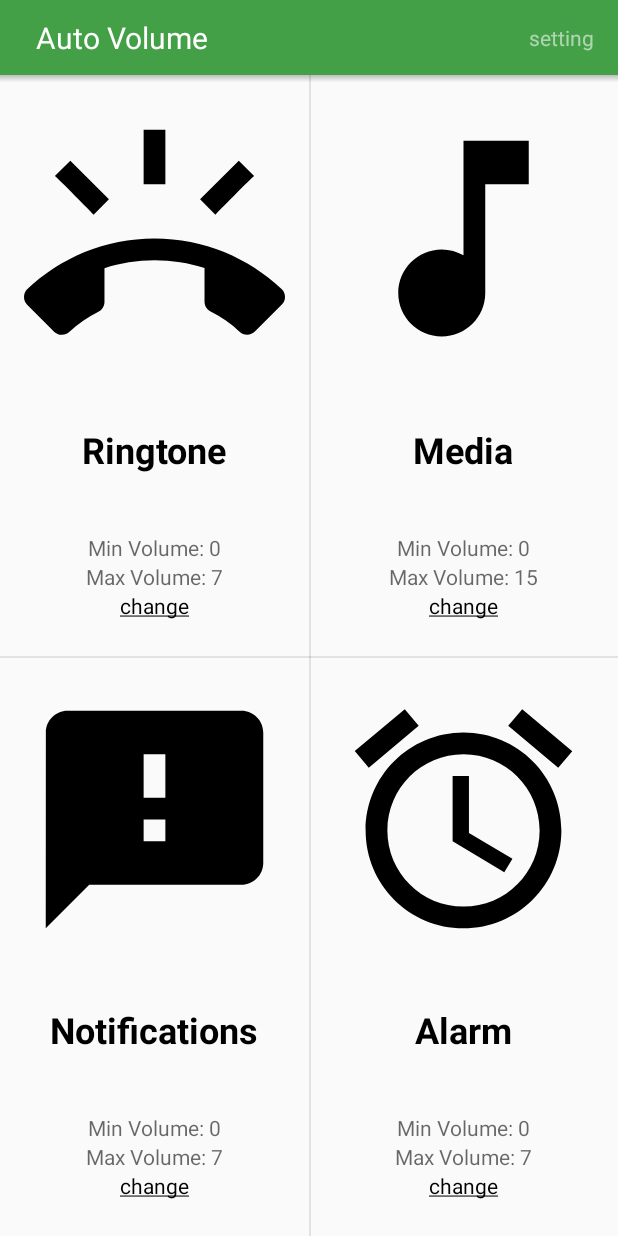
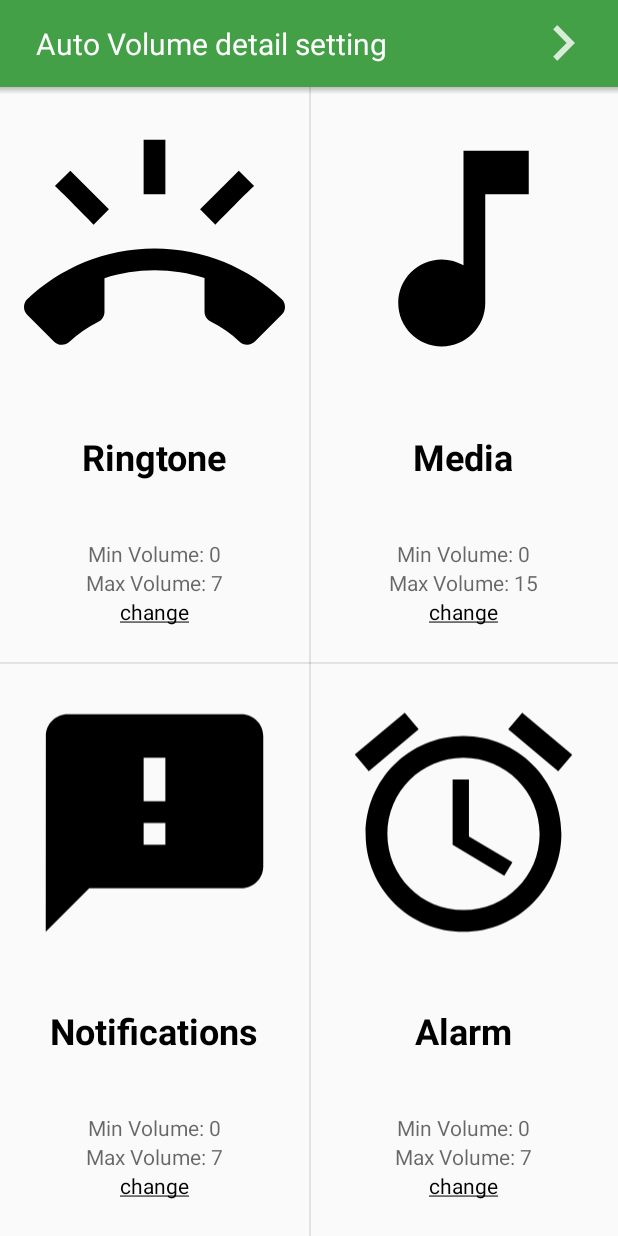
Before and after one commit to MinSeungHyun/AutoVolume, an Android app: the screen it shows after launch (MainActivity), on a phone screen of 412 x 824 dp. Run offline under Robolectric (Android 15) with nearby library versions, the phone set to English and light mode, and no system bars; our stand-ins replace EventBus.

Commit message:
타이틀바 제목, 크기 변경, 아이콘 추가

```diff
--- a/app/src/main/java/com/seunghyun/autovolume/AutoVolumeActivity.java
+++ b/app/src/main/java/com/seunghyun/autovolume/AutoVolumeActivity.java
@@ -23,7 +23,7 @@ public class AutoVolumeActivity extends AppCompatActivity {
     @Override
     protected void onCreate(final Bundle savedInstanceState) {
         super.onCreate(savedInstanceState);
-        setTitle(R.string.app_name);
+        setTitle(R.string.detail_setting);
         setContentView(R.layout.activity_auto_volume);
         isRunning = true;
 
--- a/app/src/main/java/com/seunghyun/autovolume/SaveValues.java
+++ b/app/src/main/java/com/seunghyun/autovolume/SaveValues.java
@@ -15,7 +15,6 @@ class SaveValues {
 
         //MainActivity
         static final String switchPreference = "switch_state";
-        final static String autoVolumeState = "autoVolume_state";
         static final String ringtoneState = "ringtone_state";
         static final String mediaState = "media_state";
         static final String notificationsState = "notifications_state";
@@ -48,7 +47,6 @@ class SaveValues {
     }
 
     static final class DefValues {
-        static final boolean autoVolume = false;
         static final boolean ringtone = false;
         static final boolean media = false;
         static final boolean notifications = false;
--- a/app/src/main/java/com/seunghyun/autovolume/TurnOffActivity.java
+++ b/app/src/main/java/com/seunghyun/autovolume/TurnOffActivity.java
@@ -4,7 +4,6 @@ import android.content.Intent;
 import android.content.SharedPreferences;
 import android.os.Bundle;
 import android.support.v7.app.AppCompatActivity;
-import android.util.Log;
 
 public class TurnOffActivity extends AppCompatActivity {
 
--- a/app/src/main/res/layout/activity_main.xml
+++ b/app/src/main/res/layout/activity_main.xml
@@ -17,7 +17,7 @@
     <LinearLayout
         android:id="@+id/top_linearLayout"
         android:layout_width="match_parent"
-        android:layout_height="50dp"
+        android:layout_height="58dp"
         android:background="?attr/selectableItemBackground"
         android:clickable="true"
         android:focusable="true"
@@ -28,7 +28,7 @@
             android:layout_width="wrap_content"
             android:layout_height="wrap_content"
             android:layout_marginStart="24dp"
-            android:text="@string/app_name"
+            android:text="@string/detail_setting"
             android:textColor="#ffffff"
             android:textSize="20sp" />
 
@@ -37,12 +37,11 @@
             android:layout_height="0dp"
             android:layout_weight="1" />
 
-        <TextView
+        <ImageView
             android:layout_width="wrap_content"
             android:layout_height="wrap_content"
-            android:layout_marginEnd="16dp"
-            android:text="@string/setting"
-            android:textColor="#90ffffff" />
+            android:src="@drawable/ic_action_name"
+            android:layout_marginEnd="24dp"/>
     </LinearLayout>
 
     <View
--- a/app/src/main/res/values/strings.xml
+++ b/app/src/main/res/values/strings.xml
@@ -1,5 +1,6 @@
 <resources>
     <string name="app_name">Auto Volume</string>
+    <string name="detail_setting">Auto Volume detail setting</string>
     <string name="ringtone">Ringtone</string>
     <string name="media">Media</string>
     <string name="notifications">Notifications</string>
@@ -21,7 +22,6 @@
     <string name="turn_off_mute">Turn off mute mode of the volume.</string>
     <string name="notice">Notice</string>
     <string name="setting_capital">Setting</string>
-    <string name="setting">setting</string>
     <string name="cancel">Cancel</string>
     <string name="permission_denied_message">Mic Permission denied. You need to allow the Mic Permission directly to measure noise around.</string>
     <string name="permission_denied_toast">You need to allow the Mic Permission to measure noise around.</string>
--- a/app/src/main/res/values/styles.xml
+++ b/app/src/main/res/values/styles.xml
@@ -5,7 +5,7 @@
         <item name="colorPrimaryDark">@color/colorPrimaryDark</item>
         <item name="colorAccent">@color/colorAccent</item>
 
-        <item name="actionBarSize">50dp</item>
+        <item name="actionBarSize">58dp</item>
     </style>
 
     <style name="defaultText">
```
Also changed, not shown: app/src/main/res/drawable-hdpi/ic_action_name.png (added), app/src/main/res/drawable-mdpi/ic_action_name.png (added), app/src/main/res/drawable-xhdpi/ic_action_name.png (added), app/src/main/res/drawable-xxhdpi/ic_action_name.png (added), app/src/main/res/drawable-xxxhdpi/ic_action_name.png (added), 1 other file.
